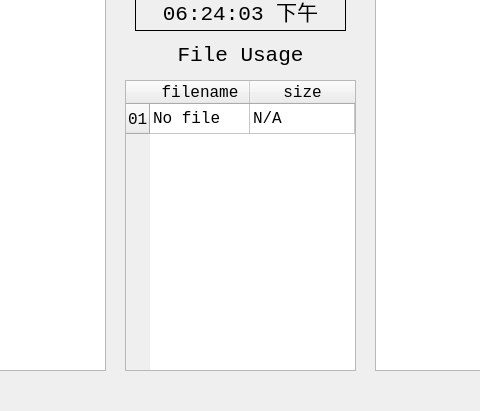
Old version of the form server_ui.ui in the repository Voychek1024/Socket_Chatroom; both pictures show x 175 to 655 and y 129 to 540 of the 960 by 540 pixel window.
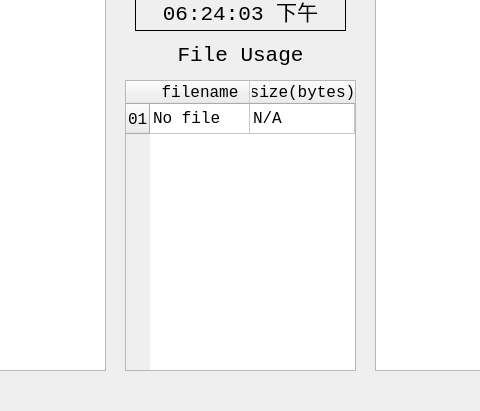
New version of the form.

The edit to the form file:
```diff
--- a/server_ui.ui
+++ b/server_ui.ui
@@ -227,7 +227,7 @@
     </column>
     <column>
      <property name="text">
-      <string>size</string>
+      <string>size(bytes)</string>
      </property>
     </column>
     <item row="0" column="0">
```
